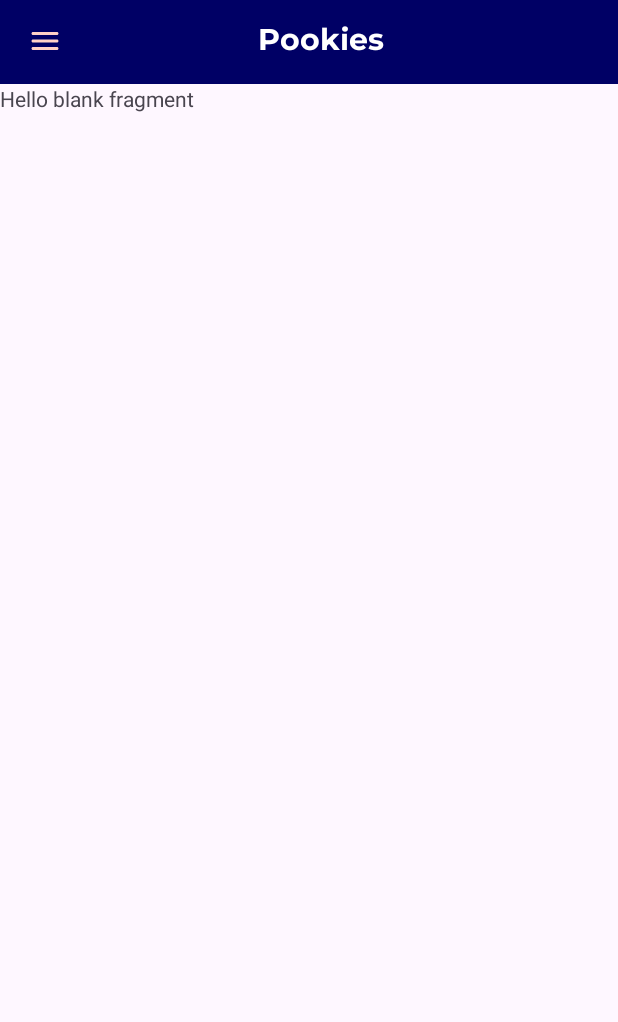
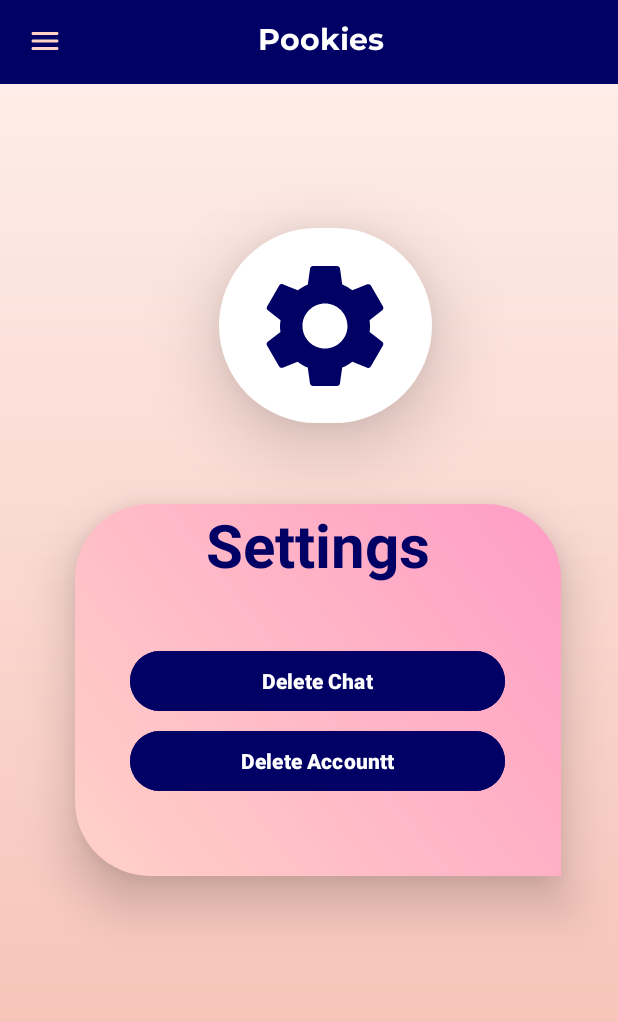
Before and after one commit to kunospw/Pookies-app, an Android app: the fragment SettingsFragment placed in its activity, on a phone screen of 412 x 824 dp. Shown: the top 1022 px of the screen. Run offline under Robolectric (Android 15) with nearby library versions, the phone set to English and light mode, and no system bars; our stand-ins replace Firebase (no records; nobody signed in at launch, a user with empty details on screens opened directly); 3 statements that could not run were skipped.

Commit message:
Added UI settings, Minor bug fixed

```diff
--- a/app/src/main/java/com/example/pookies/GPS.java
+++ b/app/src/main/java/com/example/pookies/GPS.java
@@ -30,7 +30,7 @@ public class GPS  extends AppCompatActivity {
 
         latitude = findViewById(R.id.Latitude);
         longitude = findViewById(R.id.Longitude);
-        location = findViewById(R.id.location);
+        location = findViewById(R.id.Location);
 
         fusedLocationClient = LocationServices.getFusedLocationProviderClient(this);
 
--- a/app/src/main/java/com/example/pookies/GPSFragment.java
+++ b/app/src/main/java/com/example/pookies/GPSFragment.java
@@ -35,7 +35,7 @@ public class GPSFragment extends Fragment {
 
         latitude = view.findViewById(R.id.Latitude);
         longitude = view.findViewById(R.id.Longitude);
-        location = view.findViewById(R.id.location);
+        location = view.findViewById(R.id.Location);
 
         fusedLocationClient = LocationServices.getFusedLocationProviderClient(requireActivity());
 
--- a/app/src/main/res/layout/fragment_feedback.xml
+++ b/app/src/main/res/layout/fragment_feedback.xml
@@ -145,4 +145,5 @@
             android:textStyle="bold"
             android:layout_marginBottom="40dp"/>
     </LinearLayout>
+
 </FrameLayout>
--- a/app/src/main/res/layout/fragment_settings.xml
+++ b/app/src/main/res/layout/fragment_settings.xml
@@ -1,14 +1,78 @@
 <?xml version="1.0" encoding="utf-8"?>
-<FrameLayout xmlns:android="http://schemas.android.com/apk/res/android"
-    xmlns:tools="http://schemas.android.com/tools"
+<RelativeLayout xmlns:android="http://schemas.android.com/apk/res/android"
     android:layout_width="match_parent"
     android:layout_height="match_parent"
-    tools:context=".SettingsFragment">
+    xmlns:app="http://schemas.android.com/apk/res-auto"
+    android:background="@drawable/chat_bcg">
 
-    <!-- TODO: Update blank fragment layout -->
-    <TextView
-        android:layout_width="match_parent"
-        android:layout_height="match_parent"
-        android:text="@string/hello_blank_fragment" />
 
-</FrameLayout>
+    <LinearLayout
+        android:layout_width="324dp"
+        android:layout_height="248dp"
+        android:layout_alignParentEnd="true"
+        android:layout_alignParentBottom="true"
+        android:layout_marginEnd="38dp"
+        android:layout_marginBottom="240dp"
+        android:background="@drawable/feedback_bcg"
+        android:elevation="20dp"
+        android:orientation="vertical">
+
+        <TextView
+            android:layout_width="wrap_content"
+            android:layout_height="wrap_content"
+            android:layout_gravity="center"
+            android:layout_marginBottom="24dp"
+            android:text="Settings"
+            android:textColor="@color/blue_dark"
+            android:textSize="40sp"
+            android:textStyle="bold" />
+
+        <Button
+            android:id="@+id/btnDeleteChat"
+            android:layout_width="250dp"
+            android:layout_height="wrap_content"
+            android:layout_gravity="center"
+            android:layout_marginTop="16dp"
+            android:backgroundTint="@color/blue_dark"
+            android:elevation="30sp"
+            android:text="Delete Chat"
+            android:textColor="#FFFFFF"
+            android:textStyle="bold" />
+
+        <Button
+            android:id="@+id/btnDeleteAccount"
+            android:layout_width="250dp"
+            android:layout_height="wrap_content"
+            android:layout_gravity="center"
+            android:layout_marginTop="5dp"
+            android:layout_marginBottom="10dp"
+            android:backgroundTint="@color/blue_dark"
+            android:elevation="30sp"
+            android:text="Delete Accountt"
+            android:textColor="#FFFFFF"
+            android:textStyle="bold" />
+    </LinearLayout>
+    <LinearLayout
+        android:layout_width="142dp"
+        android:layout_height="130dp"
+        android:layout_alignParentTop="true"
+        android:layout_alignParentEnd="true"
+        android:layout_marginTop="96dp"
+        android:layout_marginEnd="124dp"
+        android:elevation="30sp"
+        android:background="@drawable/location"
+        android:orientation="vertical">
+
+
+        <ImageView
+            android:id="@+id/locationIcon"
+            android:layout_width="100dp"
+            android:layout_height="100dp"
+            android:layout_alignParentTop="true"
+            android:layout_alignParentEnd="true"
+            android:layout_gravity="center"
+            android:layout_marginTop="15dp"
+            android:src="@drawable/settings" />
+
+    </LinearLayout>
+</RelativeLayout>
```
